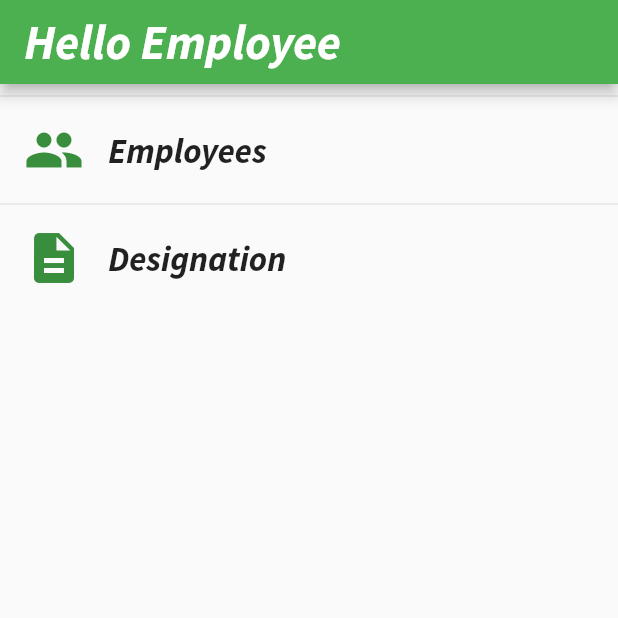
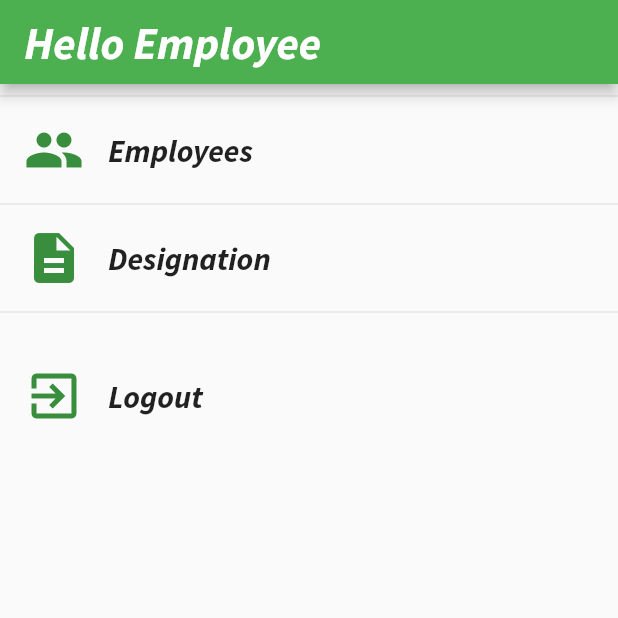
Before and after one commit to zexes/sqlite_CRUD, a Flutter app: the AppDrawer screen opened by its route, on a phone screen of 412 x 824 dp, the top half of it. Run offline on Flutter 3.47's test engine with Material 2 defaults, Android fonts, the phone set to English and light mode, and no system bars; our stand-ins replace dropdown_formfield, sqflite; accounts and stored records are empty.

Commit message:
exit from app drawer. closes #3

```diff
--- a/lib/screens/home_page.dart
+++ b/lib/screens/home_page.dart
@@ -70,11 +70,11 @@ class HomePage extends StatelessWidget {
           ),
         ),
       ),
-      onWillPop: () => _onWillPop(context),
+      onWillPop: () => onWillPop(context),
     );
   }
 
-  Future<bool> _onWillPop(BuildContext context) {
+  Future<bool> onWillPop(BuildContext context) {
     return showDialog(
           context: context,
           builder: (context) => new AlertDialog(
--- a/lib/widget/app_drawer.dart
+++ b/lib/widget/app_drawer.dart
@@ -1,9 +1,13 @@
 import 'package:flutter/material.dart';
+import 'package:flutter/services.dart';
 import '../screens/designation_screen.dart';
 import '../screens/home_page.dart';
 
 class AppDrawer extends StatelessWidget {
   static const String id = 'app_drawer';
+
+  final txtStyle = TextStyle(fontWeight: FontWeight.w500, fontSize: 21);
+
   @override
   Widget build(BuildContext context) {
     return Drawer(
@@ -12,7 +16,7 @@ class AppDrawer extends StatelessWidget {
           AppBar(
             title: Text(
               'Hello Employee',
-              style: TextStyle(fontSize: 32),
+              style: TextStyle(fontSize: 30),
             ),
             automaticallyImplyLeading: false, // not to add back button
           ),
@@ -25,7 +29,7 @@ class AppDrawer extends StatelessWidget {
             ),
             title: Text(
               'Employees',
-              style: TextStyle(fontWeight: FontWeight.w500, fontSize: 23),
+              style: txtStyle,
             ),
             onTap: () {
               Navigator.of(context).pushReplacementNamed(HomePage.id);
@@ -38,13 +42,27 @@ class AppDrawer extends StatelessWidget {
               size: 40.0,
               color: Theme.of(context).primaryColorDark,
             ),
-            title: Text('Designation',
-                style: TextStyle(
-                  fontWeight: FontWeight.w500,
-                  fontSize: 23,
-                )),
+            title: Text(
+              'Designation',
+              style: txtStyle,
+            ),
             onTap: () {
               Navigator.of(context).pushReplacementNamed(DesignationScreen.id);
+            },
+          ),
+          Divider(),
+          SizedBox(
+            height: 20,
+          ),
+          ListTile(
+            leading: Icon(
+              Icons.exit_to_app,
+              size: 40.0,
+              color: Theme.of(context).primaryColorDark,
+            ),
+            title: Text('Logout', style: txtStyle),
+            onTap: () {
+              HomePage().onWillPop(context);
             },
           ),
         ],
```
